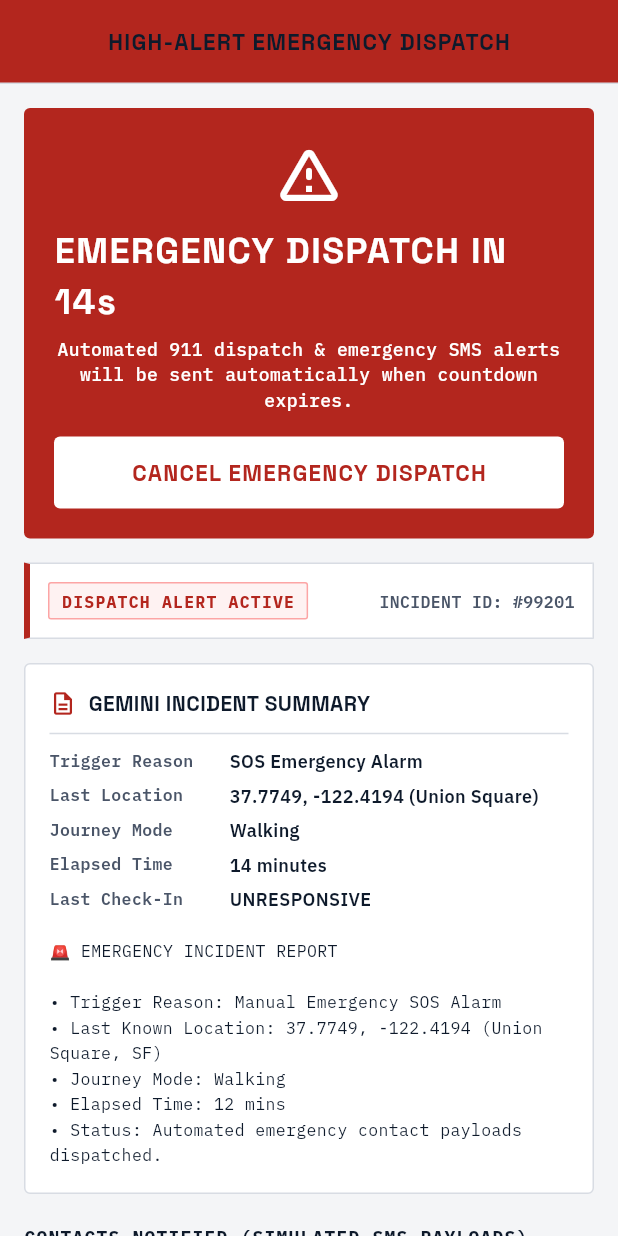
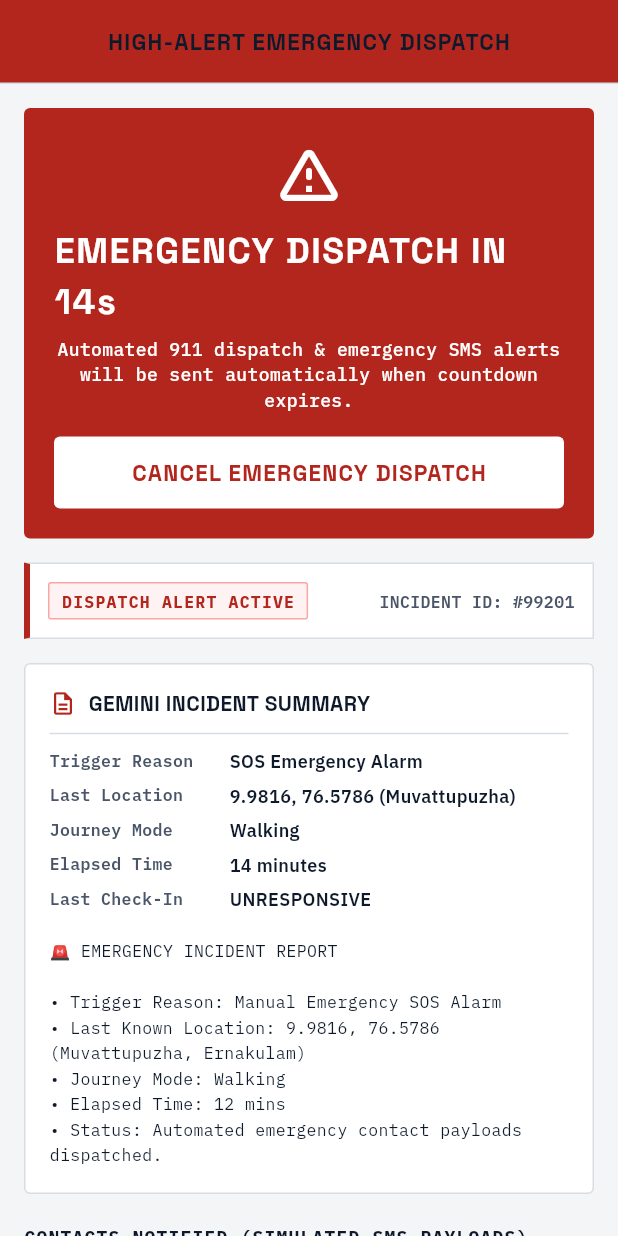
Before and after one commit to Midhunvvsggsg/gekko, a Flutter app: the SosEscalationScreen screen opened by its route, on a phone screen of 412 x 824 dp. Run offline on Flutter 3.47's test engine with Material 3 defaults, Android fonts, the phone set to English and light mode, and no system bars; our stand-ins replace flutter_map, flutter_riverpod, flutter_tts, go_router, google_fonts, latlong2 and 1 more; missing offline and left inert: dart:html; accounts and stored records are empty; network calls fail.

Commit message:
Update default console location and destination presets to Muvattupuzha, Ernakulam, Kerala

```diff
--- a/lib/screens/journey_complete_screen.dart
+++ b/lib/screens/journey_complete_screen.dart
@@ -16,7 +16,7 @@ class JourneyCompleteScreen extends ConsumerWidget {
         ? DateTime.now().difference(journey.startTime).inMinutes.clamp(1, 999)
         : 18;
     final checkInCount = journey?.checkIns.length ?? 2;
-    final dest = journey?.destinationName ?? 'Union Square, San Francisco';
+    final dest = journey?.destinationName ?? 'Muvattupuzha KSRTC Stand, Ernakulam';
     final modeName = journey?.mode.label ?? 'Walking';
 
     final aiSummaryText = journey?.arrivalSummary ??
--- a/lib/screens/journey_setup_screen.dart
+++ b/lib/screens/journey_setup_screen.dart
@@ -34,9 +34,9 @@ class _JourneySetupScreenState extends ConsumerState<JourneySetupScreen> {
   bool _isDetectingStartLocation = true;
 
   final List<Map<String, dynamic>> _destinationPresets = [
-    {'name': 'Union Square, SF', 'coords': LocationService.destinationSF1},
-    {'name': 'Mission District, SF', 'coords': LocationService.destinationSF2},
-    {'name': 'Embarcadero Pier, SF', 'coords': LocationService.destinationSF3},
+    {'name': 'Muvattupuzha KSRTC Bus Stand', 'coords': LocationService.destinationSF1},
+    {'name': 'Infopark Kakkanad, Kochi', 'coords': LocationService.destinationSF2},
+    {'name': 'Ernakulam South Station', 'coords': LocationService.destinationSF3},
   ];
 
   @override
@@ -129,7 +129,7 @@ class _JourneySetupScreenState extends ConsumerState<JourneySetupScreen> {
 
   void _onStartJourney() {
     final destName = _destinationController.text.trim().isEmpty
-        ? 'Union Square, San Francisco'
+        ? 'Muvattupuzha KSRTC Stand, Ernakulam'
         : _destinationController.text.trim();
 
     final startLatLng = _currentStartLocation?.position ?? LocationService.defaultStart;
@@ -253,7 +253,7 @@ class _JourneySetupScreenState extends ConsumerState<JourneySetupScreen> {
                   },
                   decoration: InputDecoration(
                     labelText: 'Destination Address or Landmark',
-                    hintText: 'e.g. Market St & 4th St, San Francisco, CA',
+                    hintText: 'e.g. Muvattupuzha KSRTC Stand, Ernakulam',
                     prefixIcon: const Icon(Icons.place_outlined, color: AppColors.textPrimary, size: 20),
                     suffixIcon: _isSearchingLocation
                         ? const Padding(
--- a/lib/screens/sos_escalation_screen.dart
+++ b/lib/screens/sos_escalation_screen.dart
@@ -67,7 +67,7 @@ class _SosEscalationScreenState extends ConsumerState<SosEscalationScreen> {
     final isDemoMode = ref.watch(settingsProvider.select((s) => s.isDemoMode));
 
     final summaryText = journey?.incidentSummary ??
-        "🚨 EMERGENCY INCIDENT REPORT\n\n• Trigger Reason: Manual Emergency SOS Alarm\n• Last Known Location: 37.7749, -122.4194 (Union Square, SF)\n• Journey Mode: ${journey?.mode.label ?? 'Walking'}\n• Elapsed Time: ${journey != null ? DateTime.now().difference(journey.startTime).inMinutes : 12} mins\n• Status: Automated emergency contact payloads dispatched.";
+        "🚨 EMERGENCY INCIDENT REPORT\n\n• Trigger Reason: Manual Emergency SOS Alarm\n• Last Known Location: 9.9816, 76.5786 (Muvattupuzha, Ernakulam)\n• Journey Mode: ${journey?.mode.label ?? 'Walking'}\n• Elapsed Time: ${journey != null ? DateTime.now().difference(journey.startTime).inMinutes : 12} mins\n• Status: Automated emergency contact payloads dispatched.";
 
     final triggerReason = journey?.checkIns.isNotEmpty == true && journey!.checkIns.last.classification != null
         ? journey.checkIns.last.classification!.rationale
@@ -198,7 +198,7 @@ class _SosEscalationScreenState extends ConsumerState<SosEscalationScreen> {
                       ),
                       const Divider(height: 20, color: AppColors.border),
                       _buildIncidentRow('Trigger Reason', triggerReason),
-                      _buildIncidentRow('Last Location', '${journey?.currentPosition.latitude.toStringAsFixed(4) ?? "37.7749"}, ${journey?.currentPosition.longitude.toStringAsFixed(4) ?? "-122.4194"} (${journey?.destinationName ?? "Union Square"})'),
+                      _buildIncidentRow('Last Location', '${journey?.currentPosition.latitude.toStringAsFixed(4) ?? "9.9816"}, ${journey?.currentPosition.longitude.toStringAsFixed(4) ?? "76.5786"} (${journey?.destinationName ?? "Muvattupuzha"})'),
                       _buildIncidentRow('Journey Mode', journey?.mode.label ?? 'Walking'),
                       _buildIncidentRow('Elapsed Time', '${journey != null ? DateTime.now().difference(journey.startTime).inMinutes : 14} minutes'),
                       _buildIncidentRow('Last Check-In', journey?.checkIns.isNotEmpty == true ? (journey!.checkIns.last.classification?.status.name.toUpperCase() ?? 'PENDING') : 'UNRESPONSIVE'),
--- a/lib/services/location_service.dart
+++ b/lib/services/location_service.dart
@@ -27,13 +27,13 @@ class CurrentLocationResult {
 }
 
 class LocationService {
-  // Demo coordinates centered around San Francisco
-  static const LatLng defaultStart = LatLng(37.7749, -122.4194);
-  static const LatLng destinationSF1 = LatLng(37.7833, -122.4167); // Union Square area
-  static const LatLng destinationSF2 = LatLng(37.7600, -122.4100); // Mission District
-  static const LatLng destinationSF3 = LatLng(37.7890, -122.4014); // Embarcadero
+  // Default coordinates centered at Muvattupuzha, Ernakulam, Kerala, India
+  static const LatLng defaultStart = LatLng(9.9816, 76.5786);
+  static const LatLng destinationSF1 = LatLng(9.9796, 76.5777); // Muvattupuzha KSRTC Stand
+  static const LatLng destinationSF2 = LatLng(10.0088, 76.3637); // Infopark Kakkanad, Kochi
+  static const LatLng destinationSF3 = LatLng(9.9678, 76.2891); // Ernakulam South Station
 
-  /// Attempts to fetch live device position, falling back gracefully to default SF location if unavailable
+  /// Attempts to fetch live device position, falling back gracefully to default Muvattupuzha location if unavailable
   static Future<CurrentLocationResult> getCurrentDeviceLocation() async {
     try {
       final res = await http
@@ -61,7 +61,7 @@ class LocationService {
 
     return CurrentLocationResult(
       position: defaultStart,
-      locationName: 'Default Console (Union Square, SF • 37.775, -122.419)',
+      locationName: 'Default Console (Muvattupuzha, Ernakulam • 9.982, 76.579)',
       isLiveGps: false,
     );
   }
@@ -86,7 +86,7 @@ class LocationService {
         if (features.isNotEmpty) {
           return features.map<LocationSearchResult>((f) {
             final props = f['properties'] ?? {};
-            final coords = f['geometry']?['coordinates'] ?? [-122.4194, 37.7749];
+            final coords = f['geometry']?['coordinates'] ?? [76.5786, 9.9816];
             final lng = (coords[0] as num).toDouble();
             final lat = (coords[1] as num).toDouble();
 
@@ -110,16 +110,14 @@ class LocationService {
     final List<LocationSearchResult> dynamicResults = [];
     final lower = cleanQuery.toLowerCase();
 
-    // Preset location registry
+    // Preset location registry (Muvattupuzha & Ernakulam Kerala Landmarks)
     final presets = [
-      LocationSearchResult(name: 'Union Square, SF', description: 'Union Square Shopping & Transit, San Francisco, CA', latLng: destinationSF1),
-      LocationSearchResult(name: 'Mission District, SF', description: 'Mission District Cultural Hub, San Francisco, CA', latLng: destinationSF2),
-      LocationSearchResult(name: 'Embarcadero Pier, SF', description: 'Embarcadero Waterfront Terminal, San Francisco, CA', latLng: destinationSF3),
-      LocationSearchResult(name: 'Financial District, SF', description: 'Financial District Commercial Center, San Francisco, CA', latLng: const LatLng(37.7946, -122.3999)),
-      LocationSearchResult(name: 'Central Train Station', description: 'Central Metro & Transit Station', latLng: const LatLng(37.7766, -122.3942)),
-      LocationSearchResult(name: 'International Airport', description: 'SFO International Airport Terminal', latLng: const LatLng(37.6213, -122.3790)),
-      LocationSearchResult(name: 'Golden Gate Park', description: 'Golden Gate Park & Recreation Area, SF', latLng: const LatLng(37.7694, -122.4862)),
-      LocationSearchResult(name: 'Market Street Hub', description: 'Market Street Public Transit Corridor', latLng: const LatLng(37.7800, -122.4100)),
+      LocationSearchResult(name: 'Muvattupuzha KSRTC Bus Stand', description: 'Muvattupuzha KSRTC Bus Station, Ernakulam, Kerala', latLng: destinationSF1),
+      LocationSearchResult(name: 'Infopark Kakkanad, Kochi', description: 'Infopark Tech Campus, Kakkanad, Ernakulam', latLng: destinationSF2),
+      LocationSearchResult(name: 'Ernakulam South Railway Station', description: 'Ernakulam Junction South Railway Station', latLng: destinationSF3),
+      LocationSearchResult(name: 'Cochin International Airport (COK)', description: 'Nedumbassery, Ernakulam, Kerala', latLng: const LatLng(10.1520, 76.3922)),
+      LocationSearchResult(name: 'Lulu Mall Edappally', description: 'Edappally Toll, Kochi, Ernakulam', latLng: const LatLng(10.0270, 76.3080)),
+      LocationSearchResult(name: 'Marine Drive Kochi', description: 'Marine Drive Promenade, Kochi Waterfront', latLng: const LatLng(9.9780, 76.2760)),
     ];
 
     for (final p in presets) {
@@ -132,16 +130,16 @@ class LocationService {
     final capitalized = cleanQuery[0].toUpperCase() + cleanQuery.substring(1);
     dynamicResults.add(
       LocationSearchResult(
-        name: '$capitalized Street',
-        description: '$capitalized Street Address, Downtown',
-        latLng: LatLng(37.7749 + (cleanQuery.length * 0.001), -122.4194 + (cleanQuery.length * 0.001)),
+        name: '$capitalized Junction / Stop',
+        description: '$capitalized Landmark, Muvattupuzha Region',
+        latLng: LatLng(9.9816 + (cleanQuery.length * 0.001), 76.5786 + (cleanQuery.length * 0.001)),
       ),
     );
     dynamicResults.add(
       LocationSearchResult(
-        name: '$capitalized Station / Terminal',
-        description: '$capitalized Central Transit Hub',
-        latLng: LatLng(37.7800 + (cleanQuery.length * 0.001), -122.4100 - (cleanQuery.length * 0.001)),
+        name: '$capitalized Bus Station',
+        description: '$capitalized Central Transit Stop, Ernakulam',
+        latLng: LatLng(9.9796 + (cleanQuery.length * 0.001), 76.5777 - (cleanQuery.length * 0.001)),
       ),
     );
 
```
Also changed, not shown: 2 other files.
